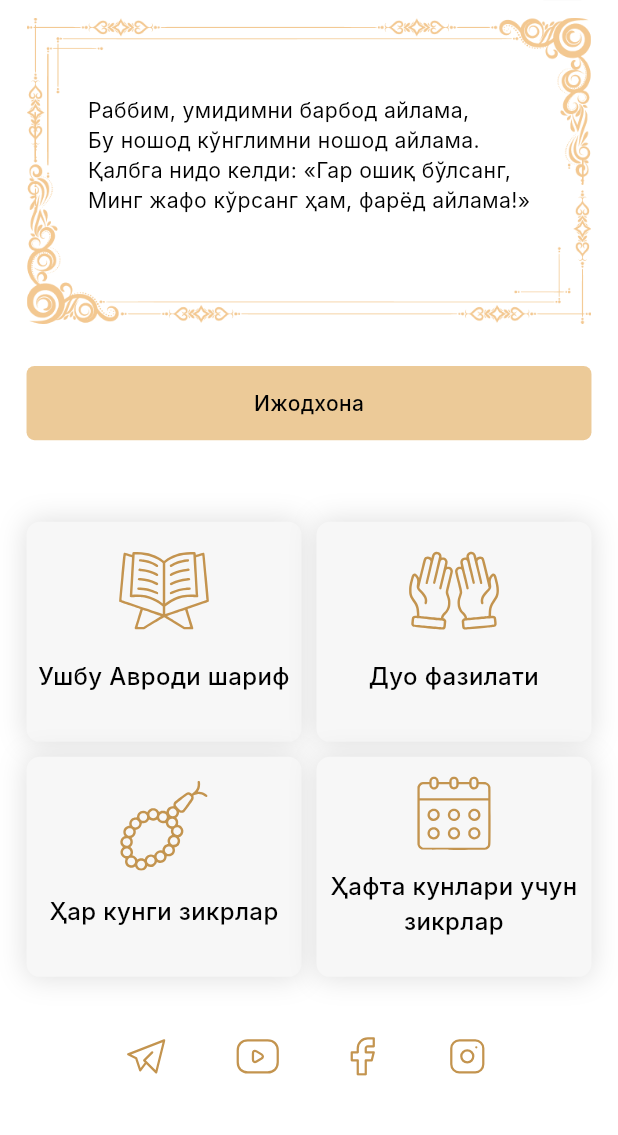
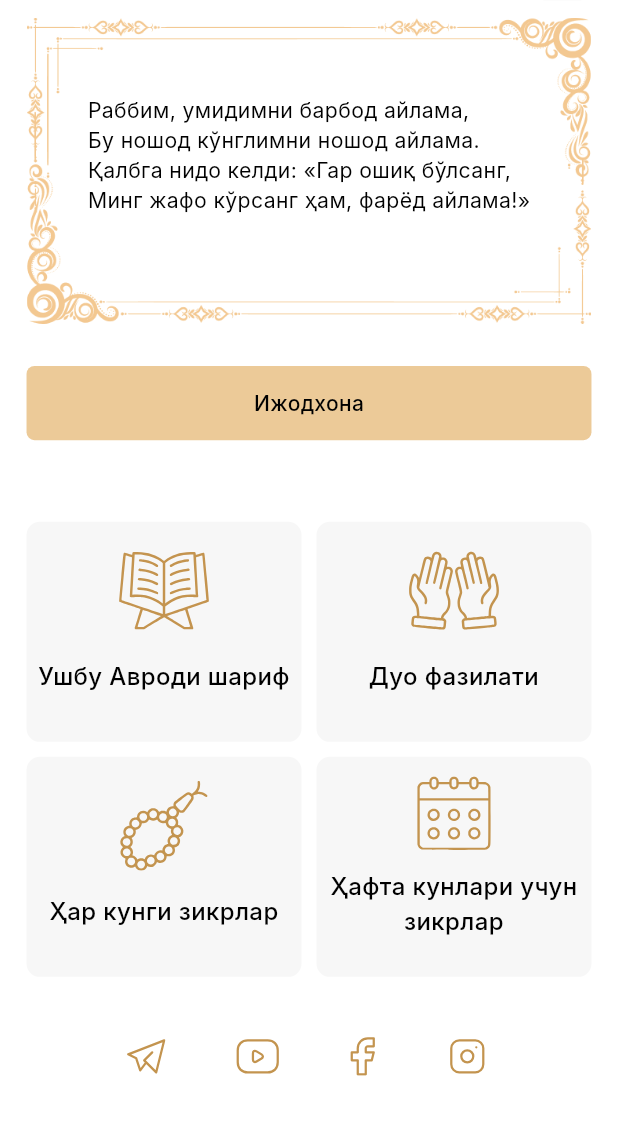
Before and after one commit to UMD-GROUP/avrodi_sharif, a Flutter app: the screen it shows after launch, on a phone screen of 412 x 824 dp, the part 74-1209 px from its top. Run offline on Flutter 3.47's test engine with Material 3 defaults, Android fonts, the phone set to English and light mode, and no system bars; drawn by our look-alikes of zoom_tap_animation; our stand-ins replace adaptive_theme, cloud_firestore, equatable, flutter_bloc, flutter_screenutil, flutter_svg and 2 more; accounts and stored records are empty; Roboto replaces fonts that are missing (Inter).

Commit message:
next bugs fixed

```diff
--- a/lib/ui/home/ui/widgets/menu_button.dart
+++ b/lib/ui/home/ui/widgets/menu_button.dart
@@ -13,13 +13,13 @@ class MenuButton extends StatelessWidget {
       },
       child: DecoratedBox(
         decoration: BoxDecoration(
-            boxShadow: [
-              BoxShadow(
-                color: Colors.grey.shade300,
-                spreadRadius: 1,
-                blurRadius: 15,
-              )
-            ],
+            // boxShadow: [
+            //   BoxShadow(
+            //     color: Colors.grey.shade300,
+            //     spreadRadius: 1,
+            //     blurRadius: 15,
+            //   )
+            // ],
             color: AdaptiveTheme.of(context).theme.canvasColor,
             borderRadius: BorderRadius.circular(10.h)),
         child: SizedBox(
```
Also changed, not shown: lib/ui/weekly_zikr/data/models/zikr_model.dart (+12 -12 lines).
